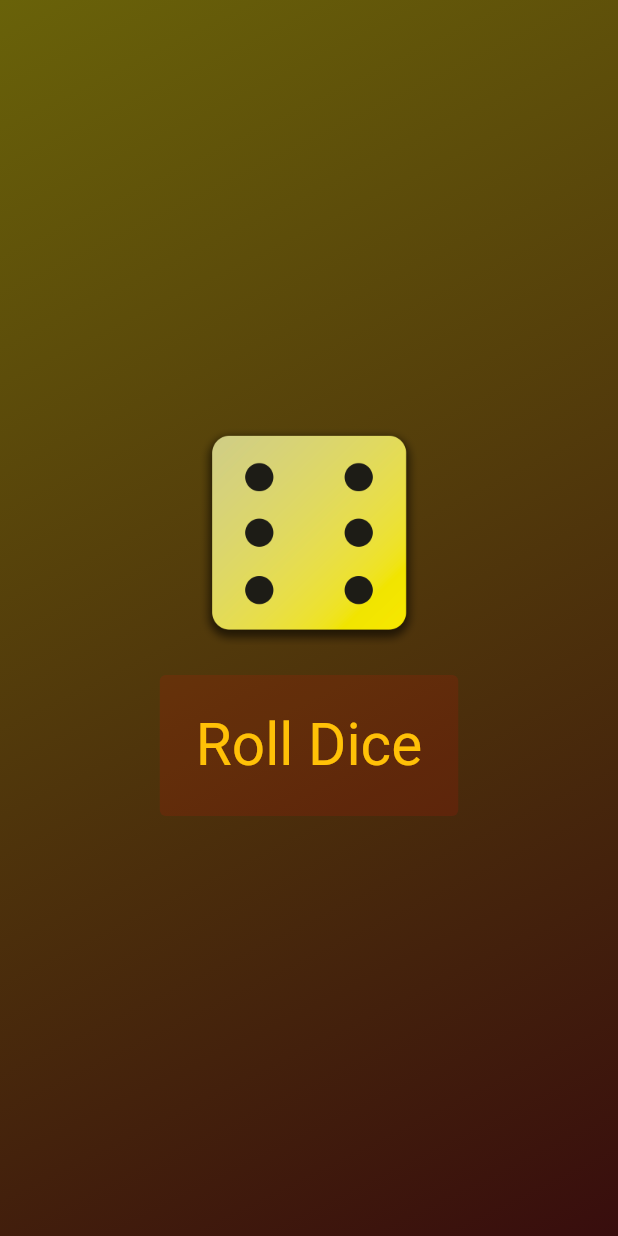
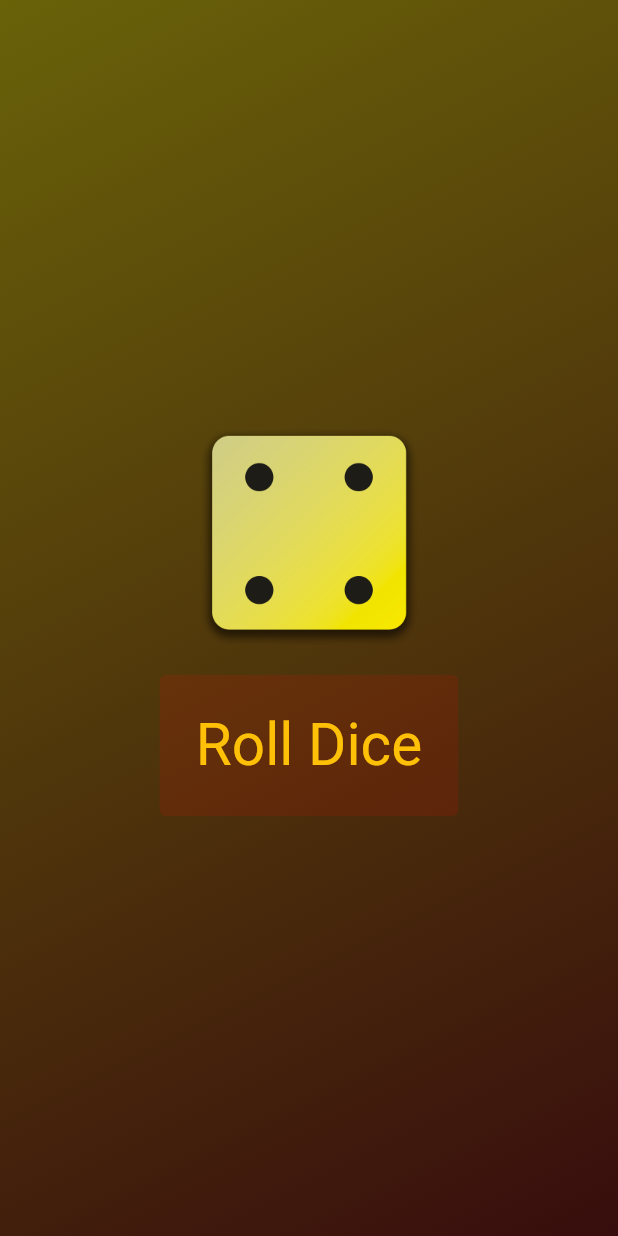
Before and after one commit to stephenChinag/STC_Mob, a Flutter app: the screen it shows after launch, after a tap on "Roll Dice", on a phone screen of 412 x 824 dp. Run offline on Flutter 3.47's test engine with Material 2 defaults, Android fonts, the phone set to English and light mode, and no system bars.

Commit message:
Bug Fixed

```diff
--- a/lib/dice_roller.dart
+++ b/lib/dice_roller.dart
@@ -0,0 +1,43 @@
+import 'package:flutter/material.dart';
+
+class DiceRoller extends StatefulWidget {
+  const DiceRoller({super.key});
+
+  @override
+  State<DiceRoller> createState() {
+    return _DiceRollerState();
+  }
+}
+
+class _DiceRollerState extends State<DiceRoller> {
+  var activeImage = "assets/images/dice-6.png";
+
+  rollDice() {
+    setState(() {
+      activeImage = "assets/images/dice-4.png";
+    });
+  }
+
+  @override
+  Widget build(context) {
+    return Column(
+      mainAxisSize: MainAxisSize.min,
+      children: [
+        Image.asset(
+          activeImage,
+          width: 150,
+        ),
+        const SizedBox(height: 20),
+        TextButton(
+          onPressed: rollDice,
+          style: TextButton.styleFrom(
+              backgroundColor: const Color.fromARGB(31, 249, 6, 6),
+              padding: const EdgeInsets.all(24),
+              foregroundColor: Colors.amber,
+              textStyle: const TextStyle(fontSize: 39)),
+          child: const Text("Roll Dice"),
+        )
+      ],
+    );
+  }
+}
--- a/lib/gradient_container.dart
+++ b/lib/gradient_container.dart
@@ -1,3 +1,4 @@
+import 'package:first_app/dice_roller.dart';
 import 'package:flutter/material.dart';
 
 const startAlignment = Alignment.topLeft;
@@ -5,7 +6,7 @@ const endAlignment = Alignment.bottomRight;
 
 //ignore: must_be_immutable
 class GradientContainer extends StatelessWidget {
-  GradientContainer(
+  const GradientContainer(
     this.color1,
     this.color2, {
     super.key,
@@ -13,14 +14,13 @@ class GradientContainer extends StatelessWidget {
   // initializiation work
   final Color color1;
   final Color color2;
-  var activeImage = "assets/images/dice-6.png";
 
   // event trigger Button
-  void rollDice() {
-    activeImage = "assets/images/dice-3.png";
-    // ignore: avoid_print
-    print("Changing Image...");
-  }
+  // void rollDice() {
+  //   activeImage = "assets/images/dice-3.png";
+  //   // ignore: avoid_print
+  //   print("Changing Image...");
+  // }
 
   @override
   Widget build(context) {
@@ -29,27 +29,7 @@ class GradientContainer extends StatelessWidget {
         gradient: LinearGradient(
             colors: [color1, color2], begin: startAlignment, end: endAlignment),
       ),
-      child: Center(
-        child: Column(
-          mainAxisSize: MainAxisSize.min,
-          children: [
-            Image.asset(
-              activeImage,
-              width: 150,
-            ),
-            const SizedBox(height: 20),
-            TextButton(
-              onPressed: rollDice,
-              style: TextButton.styleFrom(
-                  backgroundColor: const Color.fromARGB(31, 249, 6, 6),
-                  padding: const EdgeInsets.all(24),
-                  foregroundColor: Colors.amber,
-                  textStyle: const TextStyle(fontSize: 39)),
-              child: const Text("Roll Dice"),
-            )
-          ],
-        ),
-      ),
+      child: const Center(child: DiceRoller()),
     );
   }
 }
--- a/lib/main.dart
+++ b/lib/main.dart
@@ -3,10 +3,10 @@ import 'package:first_app/gradient_container.dart';
 
 void main() {
   runApp(
-    MaterialApp(
+    const MaterialApp(
       home: Scaffold(
-        body: GradientContainer(const Color.fromARGB(255, 105, 98, 9),
-            const Color.fromARGB(255, 56, 13, 13)),
+        body: GradientContainer(
+            Color.fromARGB(255, 105, 98, 9), Color.fromARGB(255, 56, 13, 13)),
       ),
     ),
   );
```
